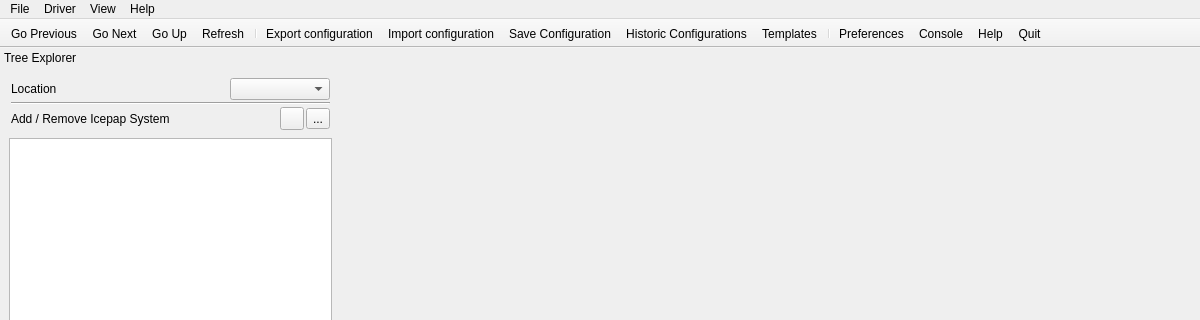
Above: icepapcms/gui/ui/icepapcms.ui from ALBA-Synchrotron/IcepapCMS before the change; both pictures show x 0 to 1200 and y 0 to 320 of the 1200 by 720 pixel window. Below: the same form after it.
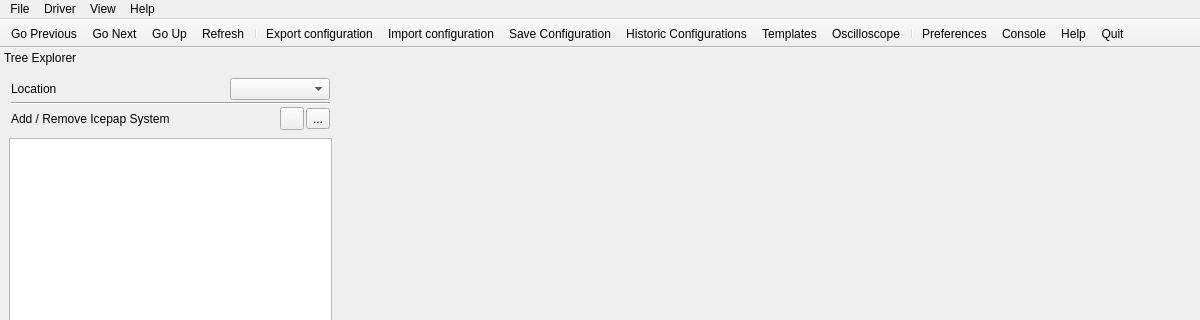
That is the form after the change. Icons and pictures are not drawn.

What changed in the file:
```diff
--- a/icepapcms/gui/ui/icepapcms.ui
+++ b/icepapcms/gui/ui/icepapcms.ui
@@ -263,6 +263,7 @@
    <addaction name="actionSaveConfig"/>
    <addaction name="actionHistoricCfg"/>
    <addaction name="actionTemplates"/>
+   <addaction name="actionOscilloscope"/>
    <addaction name="separator"/>
    <addaction name="actionPreferences"/>
    <addaction name="actionConsole"/>
@@ -789,6 +790,15 @@
     <string>Ctrl+V</string>
    </property>
   </action>
+  <action name="actionOscilloscope">
+   <property name="icon">
+    <iconset resource="icepapcms.qrc">
+     <normaloff>:/icons/icons/oscilloscope.svg</normaloff>:/icons/icons/oscilloscope.svg</iconset>
+   </property>
+   <property name="text">
+    <string>Oscilloscope</string>
+   </property>
+  </action>
  </widget>
  <resources>
   <include location="icepapcms.qrc"/>
```
